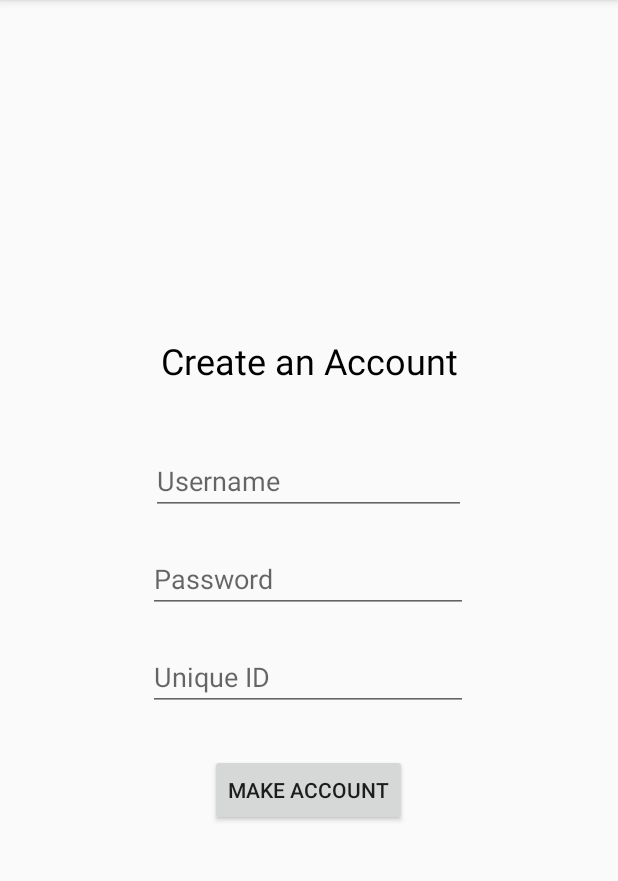
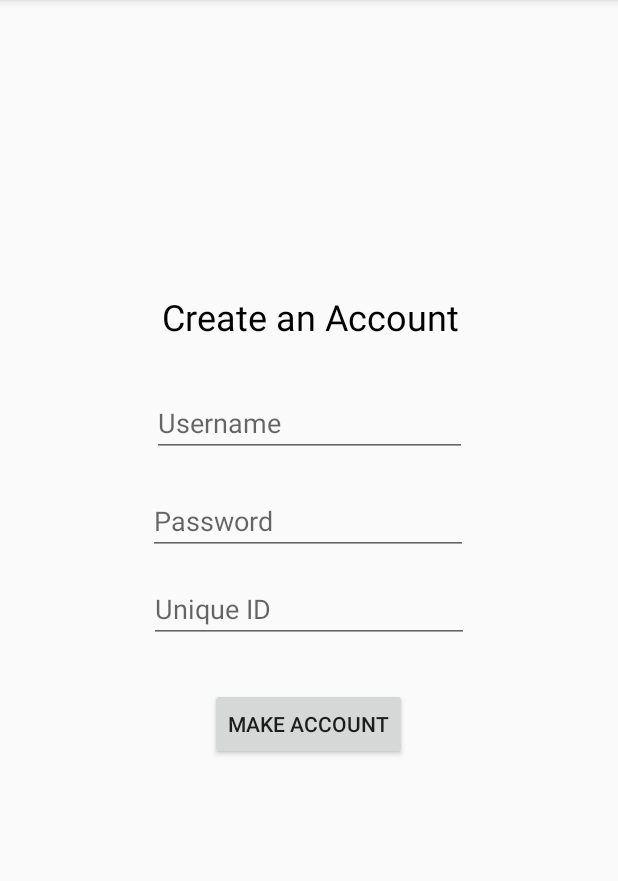
Before and after one commit to arjun11verma/FlowersHackathon, an Android app: the screen it shows after launch (MainActivity), after a tap on "CLICK TO CREATE AN ACCOUNT!", on a phone screen of 412 x 824 dp, the part 84-965 px from its top. Run offline under Robolectric (Android 15) with nearby library versions, the phone set to English and light mode, and no system bars; our stand-ins replace Firebase (no records; nobody signed in at launch, a user with empty details on screens opened directly); libraries missing offline, so code that uses them is left out: io.particle.android; 3 statements that could not run were skipped; 1 other tap on this screen came first.

Commit message:
Fully Fixed

```diff
--- a/ParticlePhoton/app/src/main/res/layout/signup.xml
+++ b/ParticlePhoton/app/src/main/res/layout/signup.xml
@@ -1,6 +1,5 @@
 <?xml version="1.0" encoding="utf-8"?>
-<androidx.constraintlayout.widget.ConstraintLayout
-    xmlns:android="http://schemas.android.com/apk/res/android"
+<androidx.constraintlayout.widget.ConstraintLayout xmlns:android="http://schemas.android.com/apk/res/android"
     xmlns:app="http://schemas.android.com/apk/res-auto"
     xmlns:tools="http://schemas.android.com/tools"
     android:layout_width="match_parent"
@@ -10,25 +9,30 @@
         android:id="@+id/createPassword"
         android:layout_width="wrap_content"
         android:layout_height="wrap_content"
-        android:layout_marginTop="20dp"
+        android:layout_marginTop="310dp"
+        android:layout_marginBottom="384dp"
         android:ems="10"
         android:hint="Password"
         android:inputType="textPassword"
+        app:layout_constraintBottom_toBottomOf="parent"
         app:layout_constraintEnd_toEndOf="parent"
         app:layout_constraintHorizontal_bias="0.497"
         app:layout_constraintStart_toStartOf="parent"
-        app:layout_constraintTop_toBottomOf="@+id/createUsername" />
+        app:layout_constraintTop_toTopOf="parent" />
 
     <TextView
         android:id="@+id/createTitle"
         android:layout_width="257dp"
         android:layout_height="44dp"
-        android:layout_marginTop="224dp"
+        android:layout_marginTop="180dp"
+        android:layout_marginBottom="515dp"
         android:text="Create an Account"
         android:textAlignment="center"
         android:textColor="#000000"
         android:textSize="24sp"
+        app:layout_constraintBottom_toBottomOf="parent"
         app:layout_constraintEnd_toEndOf="parent"
+        app:layout_constraintHorizontal_bias="0.503"
         app:layout_constraintStart_toStartOf="parent"
         app:layout_constraintTop_toTopOf="parent" />
 
@@ -36,14 +40,15 @@
         android:id="@+id/createUsername"
         android:layout_width="210dp"
         android:layout_height="45dp"
-        android:layout_marginTop="30dp"
+        android:layout_marginTop="245dp"
+        android:layout_marginBottom="449dp"
         android:ems="10"
         android:hint="Username"
         android:inputType="textPersonName"
+        app:layout_constraintBottom_toBottomOf="parent"
         app:layout_constraintEnd_toEndOf="parent"
-        app:layout_constraintHorizontal_bias="0.497"
         app:layout_constraintStart_toStartOf="parent"
-        app:layout_constraintTop_toBottomOf="@+id/createTitle" />
+        app:layout_constraintTop_toTopOf="parent" />
 
     <Button
         android:id="@+id/createAccount"
@@ -62,15 +67,14 @@
         android:id="@+id/unique"
         android:layout_width="wrap_content"
         android:layout_height="wrap_content"
-        android:layout_marginTop="20dp"
+        android:layout_marginTop="369dp"
+        android:layout_marginBottom="325dp"
         android:ems="10"
         android:hint="Unique ID"
         android:inputType="textPersonName"
         app:layout_constraintBottom_toBottomOf="parent"
         app:layout_constraintEnd_toEndOf="parent"
-        app:layout_constraintHorizontal_bias="0.497"
         app:layout_constraintStart_toStartOf="parent"
-        app:layout_constraintTop_toBottomOf="@+id/createPassword"
-        app:layout_constraintVertical_bias="0.0" />
+        app:layout_constraintTop_toTopOf="parent" />
 
 </androidx.constraintlayout.widget.ConstraintLayout>
```
